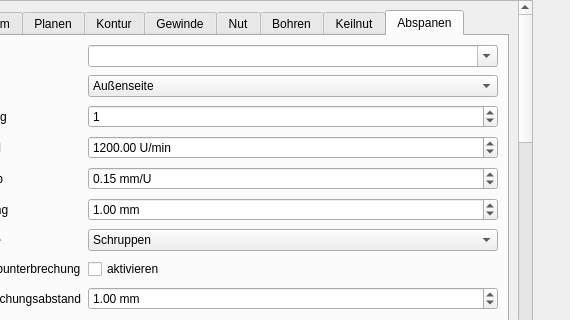
First picture: the form in lathe_easystep.ui, repository peter-pan08/LatheEasyStep, before the edit; both pictures show x 330 to 900 and y 0 to 320 of the 900 by 650 pixel window.
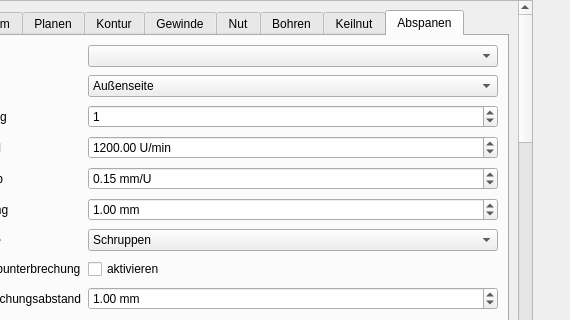
Second picture: the form after the edit. The open tabs and pages were chosen to show the change. Custom widgets are drawn as their Qt base class.

Commit message: Fix parting contour dropdown behavior

The edit to the form file:
```diff
--- a/lathe_easystep.ui
+++ b/lathe_easystep.ui
@@ -1751,7 +1751,10 @@
             <item row="0" column="1">
              <widget class="QComboBox" name="parting_contour">
               <property name="editable">
-               <bool>true</bool>
+              <bool>false</bool>
+             </property>
+             <property name="insertPolicy">
+              <enum>QComboBox::NoInsert</enum>
               </property>
              </widget>
             </item>
```
Lines whose indentation alone changed are shown as unchanged. The commit also changes 1 other file.
